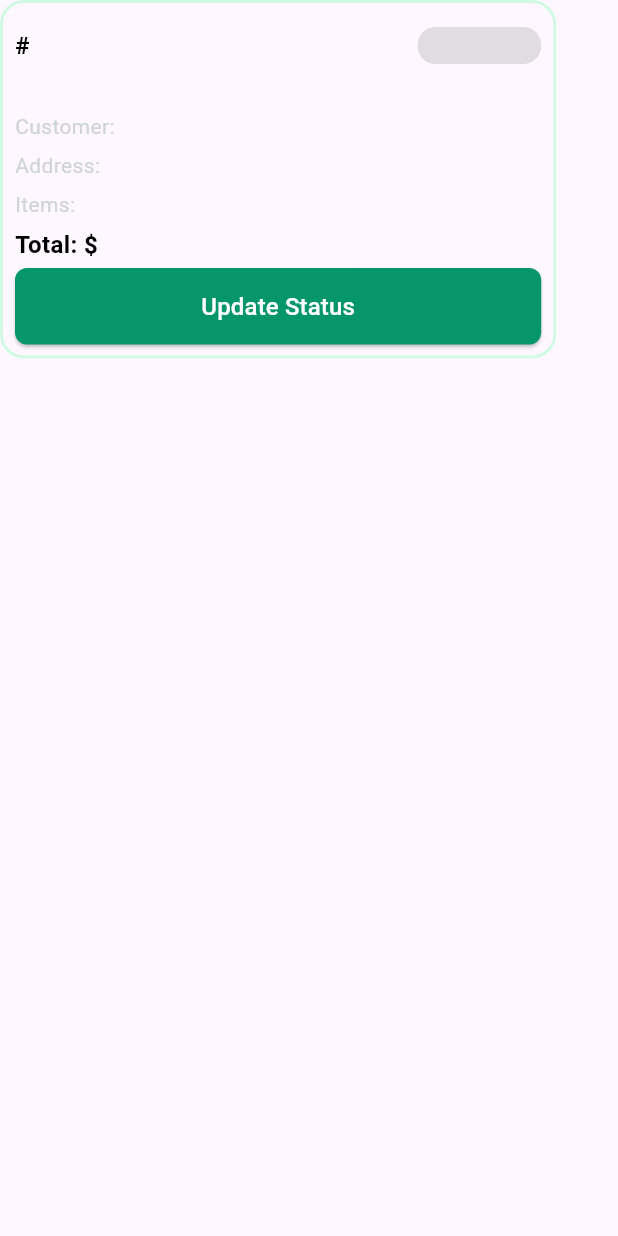
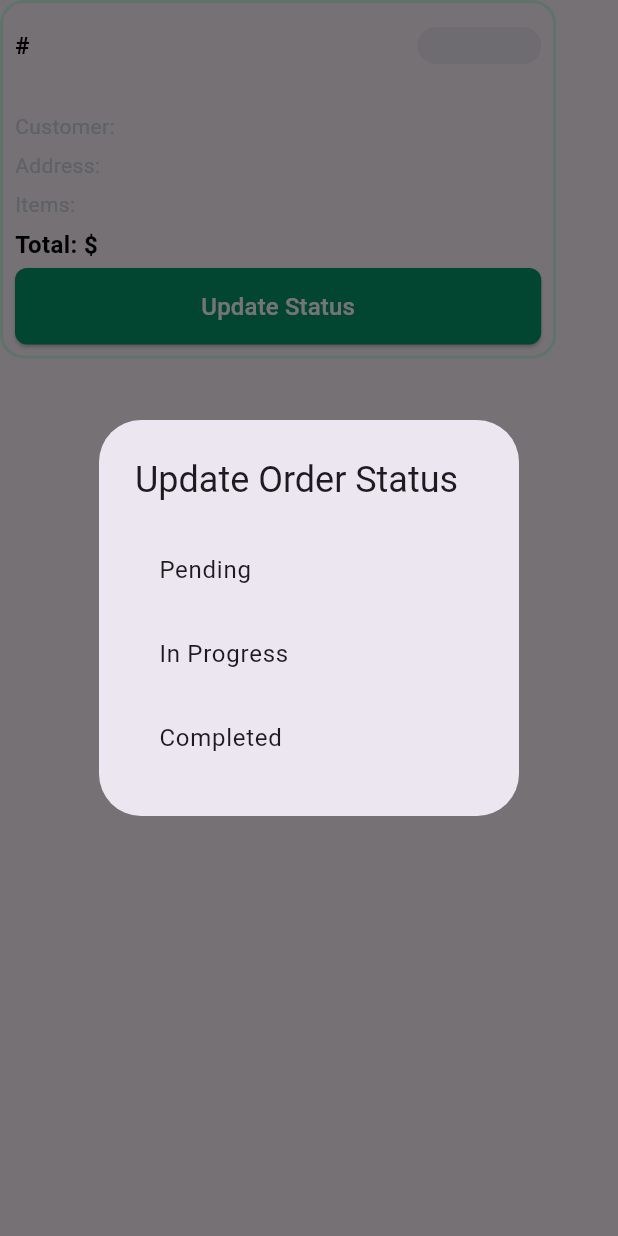
Before and after one commit to Faridaessam1/eco, a Flutter app: the CustomOrderContainer widget shown alone on an empty page, opened directly with empty values, after a tap on "Update Status", on a phone screen of 412 x 824 dp. Run offline on Flutter 3.47's test engine with Material 3 defaults, Android fonts, the light colour scheme and no system bars; our stand-ins replace animated_custom_dropdown, bot_toast, cloud_firestore, firebase_auth, firebase_core, flutter_dotenv and 5 more; missing offline and left inert: multi_payment_gateway; accounts and stored records are empty; generated files the repository leaves out were written again; network calls fail.

Commit message:
read order data from firebase + functional update button

```diff
--- a/lib/Data/order_data_model.dart
+++ b/lib/Data/order_data_model.dart
@@ -1,8 +1,9 @@
 import 'package:flutter/material.dart';
 
 class OrderDataModel {
-  final String orderNumber;
-  final String orderStatus;
+  String id;
+   String orderNumber;
+   String orderStatus;
   final String? orderItemCount;
   final Color orderStatusColor;
   final String? orderDetails;
@@ -11,7 +12,8 @@ class OrderDataModel {
   final String? customerAddress;
   final String time;
 
-  const OrderDataModel({
+   OrderDataModel({
+    required this.id,
     required this.orderNumber,
     required this.orderStatus,
     this.orderItemCount = "",
@@ -23,6 +25,29 @@ class OrderDataModel {
     required this.time,
   });
 
+  OrderDataModel copyWith({
+    String? id,
+    String? orderNumber,
+    String? orderStatus,
+    String? customerName,
+    String? customerAddress,
+    String? time,
+    String? orderItemCount,
+    String? orderAmount,
+    Color? orderStatusColor,
+  }) {
+    return OrderDataModel(
+      id: this.id,
+      orderNumber: orderNumber ?? this.orderNumber, // Use the passed orderNumber if provided
+      orderStatus: this.orderStatus,
+      orderStatusColor: this.orderStatusColor,
+      orderAmount: this.orderAmount,
+      customerName: this.customerName,
+      customerAddress: this.customerAddress,
+      time: this.time,
+      orderItemCount: this.orderItemCount,
+    );
+  }
 
   Map <String, dynamic> toFireStore(){
     return {
@@ -38,18 +63,27 @@ class OrderDataModel {
     };
   }
 
-  factory OrderDataModel.fromFireStore( Map <String, dynamic > json ){
+  factory OrderDataModel.fromFireStore(Map<String, dynamic> json, String docId) {
     return OrderDataModel(
-      orderNumber: json["orderNumber"],
-      orderStatus: json["orderStatus"],
-      orderItemCount : json["orderItemCount"] ?? "",
-      orderDetails : json["orderDetails"] ?? "",
-      orderStatusColor: Color(json["orderStatusColor"]),
-      orderAmount: json["orderAmount"],
-      customerName: json["customerName"],
-      customerAddress : json["customerAddress"] ?? "",
-      time: json["time"],
+      id: docId,
+      orderNumber: " ",
+      orderStatus: json["orderStatus"] ?? "Pending",
+      orderItemCount: json["orderItemCount"]?.toString() ?? "",
+      orderDetails: json["orderDetails"]?.toString() ?? "",
+      orderStatusColor: _parseColor(json["orderStatusColor"]),
+      orderAmount: json["orderAmount"]?.toString() ?? "0",
+      customerName: json["customerName"] ?? "Unknown",
+      customerAddress: json["customerAddress"] ?? "",
+      time: json["time"] ?? DateTime.now().toString(),
     );
   }
 
+  static Color _parseColor(dynamic value) {
+    if (value is int) {
+      return Color(value);
+    }
+    return Colors.grey; // fallback default
+  }
+
+
 }
--- a/lib/ui/seller/orders/widgets/custom_order_container.dart
+++ b/lib/ui/seller/orders/widgets/custom_order_container.dart
@@ -7,12 +7,30 @@ import '../../widgets/custom_status_container.dart';
 
 class CustomOrderContainer extends StatelessWidget {
   final OrderDataModel orderDataModel;
+  final Function(String) onUpdateStatus;
 
-  CustomOrderContainer({super.key, required this.orderDataModel});
+  CustomOrderContainer({super.key, required this.orderDataModel, required this.onUpdateStatus});
 
   @override
   Widget build(BuildContext context) {
+
     var mediaQuery = MediaQuery.of(context);
+
+    // تحديد اللون بناءً على حالة الطلب
+    Color orderStatusColor;
+    switch (orderDataModel.orderStatus) {
+      case "Pending":
+        orderStatusColor = AppColors.red;
+        break;
+      case "In Progress":
+        orderStatusColor = AppColors.orange;
+        break;
+      case "Completed":
+        orderStatusColor = AppColors.green;
+        break;
+      default:
+        orderStatusColor = AppColors.grey; // في حالة غير معروفة
+    }
 
     return Container(
       width: mediaQuery.size.width * 0.9,
@@ -40,7 +58,7 @@ class CustomOrderContainer extends StatelessWidget {
               Spacer(),
               CustomStatusContainer(
                 orderStatus: orderDataModel.orderStatus,
-                orderStatusColor: orderDataModel.orderStatusColor,
+                orderStatusColor: orderStatusColor,
               )
             ],
           ),
@@ -151,7 +169,9 @@ class CustomOrderContainer extends StatelessWidget {
             child: CustomElevatedButton(
               text: "Update Status",
               fontSize: 16,
-              onPressed: () {},
+              onPressed: () {
+                _showStatusUpdateDialog(context);
+              },
               textColor: AppColors.white,
               buttonColor: AppColors.green,
               borderRadius: 8.0,
@@ -161,4 +181,42 @@ class CustomOrderContainer extends StatelessWidget {
       ),
     );
   }
+
+  // Function to show the dialog for selecting a status
+  void _showStatusUpdateDialog(BuildContext context) {
+    showDialog(
+      context: context,
+      builder: (BuildContext context) {
+        return AlertDialog(
+          title: const Text('Update Order Status'),
+          content: Column(
+            mainAxisSize: MainAxisSize.min,
+            children: <Widget>[
+              ListTile(
+                title: const Text("Pending"),
+                onTap: () {
+                  onUpdateStatus("Pending");
+                  Navigator.pop(context); // Close the dialog
+                },
+              ),
+              ListTile(
+                title: const Text("In Progress"),
+                onTap: () {
+                  onUpdateStatus("In Progress");
+                  Navigator.pop(context); // Close the dialog
+                },
+              ),
+              ListTile(
+                title: const Text("Completed"),
+                onTap: () {
+                  onUpdateStatus("Completed");
+                  Navigator.pop(context); // Close the dialog
+                },
+              ),
+            ],
+          ),
+        );
+      },
+    );
+  }
 }
```
Also changed, not shown: lib/food_card_widget.dart (+18 -8 lines), lib/ui/seller/home/home_view.dart (+5 -5 lines), lib/ui/seller/orders/orders_view.dart (+73 -64 lines).
